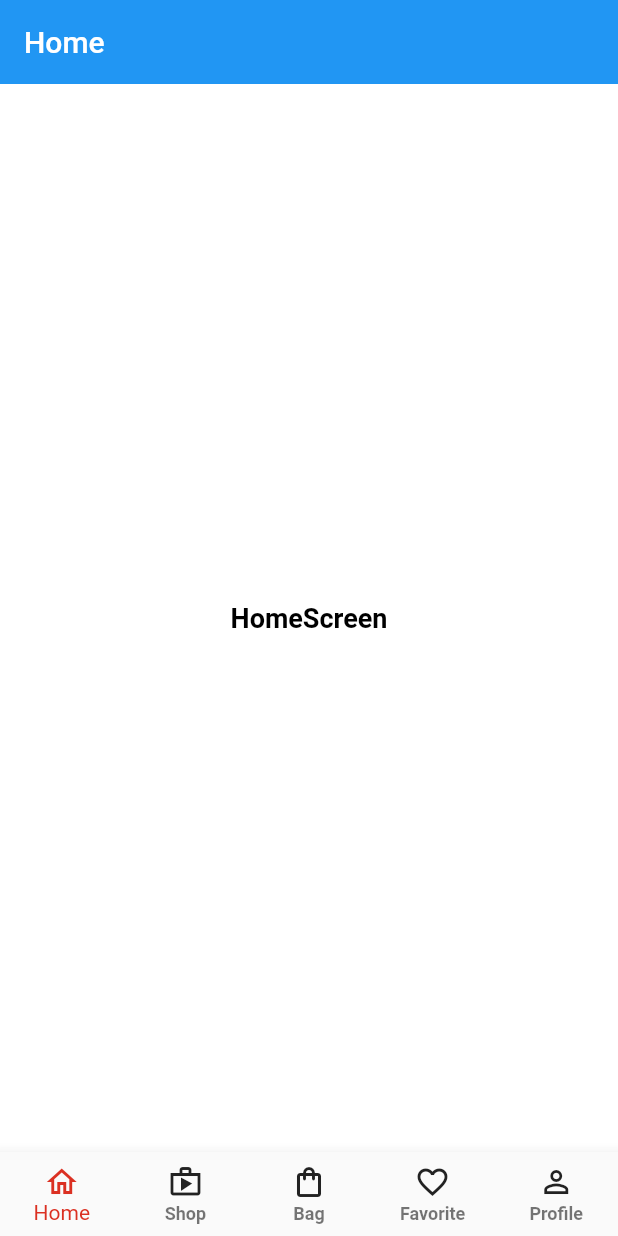
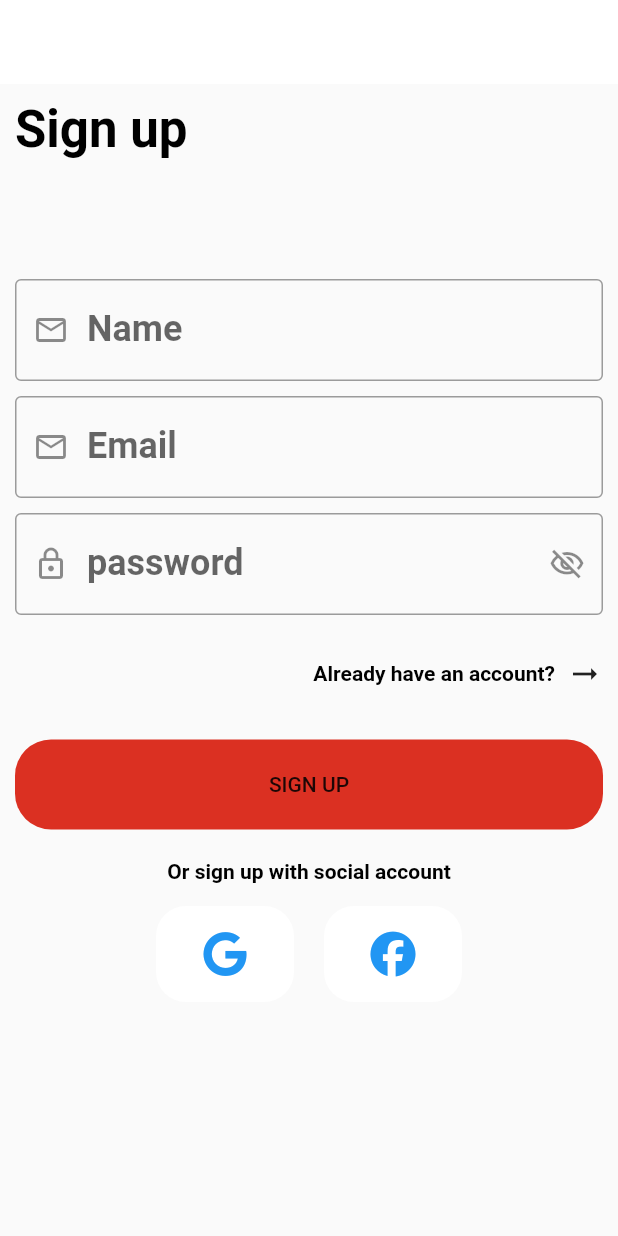
Before and after one commit to MohammedMshal/shopAppNew, a Flutter app: the screen it shows after launch, on a phone screen of 412 x 824 dp. Run offline on Flutter 3.47's test engine with Material 2 defaults, Android fonts, the phone set to English and light mode, and no system bars; our stand-ins replace flutter_bloc, font_awesome_flutter.

Commit message:
auth screens

```diff
--- a/lib/main.dart
+++ b/lib/main.dart
@@ -1,9 +1,9 @@
 import 'package:flutter/material.dart';
 import 'package:flutter_bloc/flutter_bloc.dart';
+import 'package:shop_app/module/auth_screens/register/register.dart';
 import 'package:shop_app/shared/style/theme.dart';
 
 import 'layout/cubit/layout_cubit.dart';
-import 'layout/layout_screen.dart';
 
 void main() {
   runApp(const MyApp());
@@ -22,7 +22,7 @@ class MyApp extends StatelessWidget {
       child: MaterialApp(
         debugShowCheckedModeBanner: false,
         theme: lightTheme,
-        home: const LayoutScreen(),
+        home:  RegisterScreen(),
       ),
     );
   }
--- /dev/null
+++ b/lib/module/auth_screens/login/cubit/login_state.dart
@@ -0,0 +1,6 @@
+
+abstract class LoginStates {}
+
+class LoginInitial extends LoginStates {}
+
+class ChangePassState extends LoginStates {}
--- /dev/null
+++ b/lib/module/auth_screens/register/cubit/regester_state.dart
@@ -0,0 +1,6 @@
+
+abstract class RegisterState {}
+
+class RegisterInitial extends RegisterState {}
+
+class ChangePassRegisterState extends RegisterState {}
--- /dev/null
+++ b/lib/module/auth_screens/register/cubit/register_cubit.dart
@@ -0,0 +1,14 @@
+import 'package:flutter/material.dart';
+import 'package:flutter_bloc/flutter_bloc.dart';
+import 'package:shop_app/module/auth_screens/register/cubit/regester_state.dart';
+
+
+class RegisterCubit extends Cubit<RegisterState> {
+  RegisterCubit() : super(RegisterInitial());
+  static RegisterCubit get(BuildContext context) => BlocProvider.of(context);
+  bool isPassword = false;
+  void changeVisPass(){
+    isPassword = !isPassword;
+    emit(ChangePassRegisterState());
+  }
+}
--- /dev/null
+++ b/lib/module/auth_screens/register/register.dart
@@ -0,0 +1,173 @@
+import 'package:flutter/material.dart';
+import 'package:flutter_bloc/flutter_bloc.dart';
+import 'package:font_awesome_flutter/font_awesome_flutter.dart';
+import 'package:shop_app/layout/layout_screen.dart';
+import 'package:shop_app/module/auth_screens/login/login.dart';
+import 'package:shop_app/module/auth_screens/register/cubit/regester_state.dart';
+import 'package:shop_app/module/auth_screens/register/cubit/register_cubit.dart';
+import 'package:shop_app/shared/components/components.dart';
+
+class RegisterScreen extends StatelessWidget {
+  RegisterScreen({Key? key}) : super(key: key);
+
+  final nameController = TextEditingController();
+  final emailController = TextEditingController();
+  final passwordController = TextEditingController();
+  final formKey = GlobalKey<FormState>();
+
+  @override
+  Widget build(BuildContext context) {
+
+    return BlocProvider(
+      create: (context) => RegisterCubit(),
+      child: BlocConsumer<RegisterCubit, RegisterState>(
+        listener: (context, state) {
+          // TODO: implement listener
+        },
+        builder: (context, state) {
+          return Scaffold(
+            appBar: AppBar(),
+            body: Padding(
+              padding: const EdgeInsets.all(10.0),
+              child: SingleChildScrollView(
+                keyboardDismissBehavior: ScrollViewKeyboardDismissBehavior.onDrag,
+                child: Form(
+                  key: formKey,
+                  child: Column(
+                    crossAxisAlignment: CrossAxisAlignment.start,
+                    children: [
+                      _buildRegisterText(context),
+                      const SizedBox(height: 80.0),
+                      _buildTextBoxName(),
+                      const SizedBox(height: 10.0),
+                      _buildTextBoxEmail(),
+                      const SizedBox(height: 10.0),
+                      _buildTextBoxPassword(context: context),
+                      const SizedBox(height: 15.0),
+                      _buildForgotYourPassword(context),
+                      const SizedBox(height: 20.0),
+                      _buildRegisterButton(context: context),
+                      const SizedBox(height: 20.0),
+                      _buildTextRegisterWith(context),
+                      const SizedBox(height: 15.0),
+                      _buildSignWith(),
+                    ],
+                  ),
+                ),
+              ),
+            ),
+          );
+        },
+      ),
+    );
+  }
+
+  Widget _buildRegisterText(BuildContext context) {
+    return Text(
+      'Sign up',
+      style: Theme.of(context).textTheme.titleLarge,
+    );
+  }
+
+  Widget _buildTextBoxName() {
+    return defaultTextFormField(
+      controller: nameController,
+      validator: (String? value) {
+        if (value!.isEmpty) {
+          return 'the name is empty';
+        }
+        return null;
+      },
+      label: 'Name',
+      prefixIcon: Icons.email_outlined,
+    );
+  }
+
+
+  Widget _buildTextBoxEmail() {
+    return defaultTextFormField(
+      controller: emailController,
+      validator: (String? value) {
+        if (value!.isEmpty) {
+          return 'the email is empty';
+        }
+        return null;
+      },
+      label: 'Email',
+      prefixIcon: Icons.email_outlined,
+    );
+  }
+
+
+  Widget _buildTextBoxPassword(
+      {
+        required BuildContext context,
+      }
+      ) {
+    return defaultTextFormField(
+      controller: passwordController,
+      validator: (String? value) {
+        if (value!.isEmpty) {
+          return 'the password is empty';
+        }
+        return null;
+      },
+      onTapSuffix: (){
+        RegisterCubit.get(context).changeVisPass();
+      },
+      label: 'password',
+      prefixIcon: Icons.lock_outlined,
+      isPassword: RegisterCubit.get(context).isPassword,
+      suffixIco: RegisterCubit.get(context).isPassword ? Icons.visibility_outlined: Icons.visibility_off_outlined,
+    );
+  }
+
+  Widget _buildForgotYourPassword(BuildContext context) {
+    return Row(
+      children: [
+        const Spacer(),
+        defaultTextButton(
+          onPressed: () {
+            navigatorTo(context: context, widget:  LoginScreen());
+          },
+          label: 'Already have an account?',
+          isUpperText: false,
+          labelStyle: Theme.of(context).textTheme.bodySmall,
+        ),
+        const Icon(Icons.arrow_right_alt),
+      ],
+    );
+  }
+
+  Widget _buildRegisterButton({
+    required BuildContext context,
+  }) {
+    return defaultButton(
+        onPressed: () {
+          if(formKey.currentState!.validate()){
+            navigatorRemoved(context: context, widget: const LayoutScreen());
+          }
+        },
+        text: 'Sign up');
+  }
+
+  Widget _buildTextRegisterWith(BuildContext context) {
+    return Center(
+        child: Text(
+          'Or sign up with social account',
+          style: Theme.of(context).textTheme.bodySmall,
+        ));
+  }
+
+  Widget _buildSignWith() {
+    return Row(
+      mainAxisAlignment: MainAxisAlignment.center,
+      children: [
+        defaultAuthSign(icon: FontAwesomeIcons.google, size: 30, onTap: () {}),
+        const SizedBox(width: 20.0),
+        defaultAuthSign(
+            icon: FontAwesomeIcons.facebook, size: 30, onTap: () {}),
+      ],
+    );
+  }
+}
--- a/lib/shared/components/components.dart
+++ b/lib/shared/components/components.dart
@@ -29,6 +29,8 @@ Widget defaultTextFormField({
   required FormFieldValidator<String> validator,
   required String label,
   required IconData prefixIcon,
+   GestureTapCallback? onTapSuffix,
+  IconData? suffixIco ,
   bool isRadius = true,
   bool isPassword = false,
   double radius = 24.0,
@@ -55,7 +57,10 @@ Widget defaultTextFormField({
         labelText: label,
         border: const OutlineInputBorder(),
         prefixIcon: Icon(prefixIcon),
-        suffixIcon: isPassword ? null : const Icon(Icons.visibility),
+        suffixIcon: IconButton(
+          onPressed:  onTapSuffix,
+          icon: Icon(suffixIco),
+        )
       ),
     ),
   );
@@ -75,3 +80,56 @@ Widget defaultTextButton({
     ),
   );
 }
+
+Widget defaultAuthSign({
+  bool isRadius = true,
+  double height = 64.0,
+  double width = 92.0,
+  double radius = 20.0,
+  double? size,
+  Color color = Colors.blue,
+  required IconData icon,
+  required GestureTapCallback? onTap,
+}) {
+  return InkWell(
+    onTap: onTap,
+    child: Container(
+      height: height,
+      width: width,
+      decoration: BoxDecoration(
+        color: myWight,
+        borderRadius: BorderRadius.all(
+          isRadius ? Radius.circular(radius) : Radius.zero,
+        ),
+      ),
+      child: Center(
+        child: Icon(
+          icon,
+          color: color,
+          size: size,
+        ),
+      ),
+    ),
+  );
+}
+
+void navigatorTo({
+  required BuildContext context,
+  required Widget widget,
+}) {
+  Navigator.push(
+    context,
+    MaterialPageRoute(builder: (context) => widget),
+  );
+}
+
+void navigatorRemoved({
+  required BuildContext context,
+  required Widget widget,
+}) {
+  Navigator.pushAndRemoveUntil(
+    context,
+    MaterialPageRoute(builder: (context) => widget),
+    (route) => false,
+  );
+}
--- a/lib/shared/style/theme.dart
+++ b/lib/shared/style/theme.dart
@@ -6,8 +6,9 @@ const Color backgroundLightColor = Color(0xffF9F9F9);
 const Color errorLightModeColor = Color(0xffF01F0E);
 const Color successLightModeColor = Color(0xff2AA952);
 const Color saleHot = Color(0xffDB3022);
-const Color grey = Color(0xff9B9B9B);
-const Color black = Color(0xff222222);
+const Color myGrey = Color(0xff9B9B9B);
+const Color myBlack = Color(0xff222222);
+const Color myWight = Color(0xffFFFFFF);
 
 const Color backgroundDarkColor = Color(0xff1E1F28);
 
@@ -31,20 +32,20 @@ ThemeData lightTheme = ThemeData(
         color: Colors.green
       ),
       unselectedIconTheme: IconThemeData(
-        color: black
+        color: myBlack
       ),
         selectedItemColor: primaryColor
       ,
     ),
     appBarTheme: const AppBarTheme(
-      backgroundColor: Colors.blue,
+      backgroundColor: Colors.white,
       elevation: 0,
     ),
-    scaffoldBackgroundColor: Colors.white,
   textTheme: const TextTheme(
+    titleLarge: TextStyle(fontSize: 34.0,fontWeight: FontWeight.bold,color: Colors.black),
     titleMedium: TextStyle(fontSize: 24.0,fontWeight: FontWeight.bold,color: Colors.black),
     bodyMedium: TextStyle(fontSize: 18.0,fontWeight: FontWeight.bold,color: Colors.black) ,
-    bodySmall: TextStyle(fontSize: 24.0,fontWeight: FontWeight.bold,color: Colors.black) ,
+    bodySmall: TextStyle(fontSize: 14.0,fontWeight: FontWeight.bold,color: Colors.black) ,
   )
 
 );
--- a/pubspec.yaml
+++ b/pubspec.yaml
@@ -38,6 +38,8 @@ dependencies:
   cupertino_icons: ^1.0.2
   flutter_bloc: ^8.0.1
   bloc: ^8.0.3
+  font_awesome_flutter: ^10.1.0
+  community_material_icon: ^5.9.55
 
 
 
```
Also changed, not shown: lib/module/auth_screens/forget_password/cubit/forgot_password_cubit.dart (added, +26 -0 lines), lib/module/auth_screens/forget_password/cubit/forgot_password_state.dart (added, +8 -0 lines), lib/module/auth_screens/forget_password/forgot_password.dart (added, +96 -0 lines), lib/module/auth_screens/login/cubit/login_cubit.dart (added, +18 -0 lines), lib/module/auth_screens/login/login.dart (added, +154 -0 lines), lib/shared/network/locale/cache_helper.dart (added), lib/shared/network/remote/dio_helper.dart (added), pubspec.lock.
